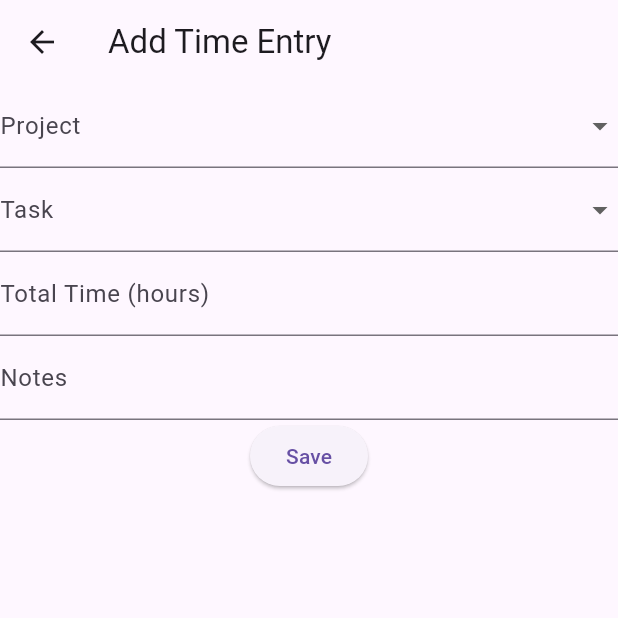
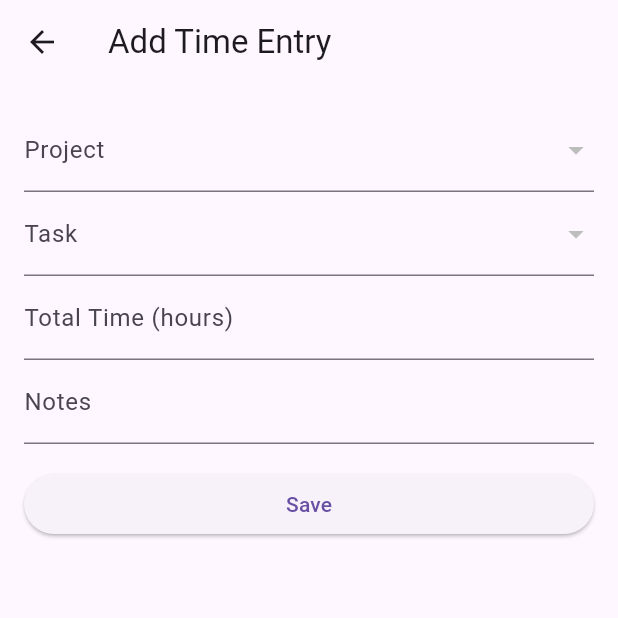
Before and after one commit to finesse-codes/time_tracker_app, a Flutter app: the AddTimeEntryScreen screen opened directly, on a phone screen of 412 x 824 dp, the top half of it. Run offline on Flutter 3.47's test engine with Material 3 defaults, Android fonts, the phone set to English and light mode, and no system bars; our stand-ins replace localstorage.

```diff
--- a/lib/provider/time_entry_provider.dart
+++ b/lib/provider/time_entry_provider.dart
@@ -3,15 +3,33 @@ import 'package:flutter/material.dart';
 import 'package:time_tracker/models/time_model.dart';
 import 'package:localstorage/localstorage.dart';
 
+enum TimeEntrySort { date, project }
+
 class TimeEntryProvider with ChangeNotifier {
   final LocalStorage storage;
+
   List<TimeEntry> _entries = [];
+  TimeEntrySort _sortBy = TimeEntrySort.date;
 
   TimeEntryProvider({required this.storage}) {
     _loadEntriesFromStorage();
   }
 
-  List<TimeEntry> get entries => _entries;
+  List<TimeEntry> get entries {
+    final sorted = [..._entries]; // make a copy so we don't mutate
+    if (_sortBy == TimeEntrySort.date) {
+      sorted.sort((a, b) => b.date.compareTo(a.date)); // newest first
+    } else if (_sortBy == TimeEntrySort.project) {
+      sorted.sort((a, b) => a.projectId.compareTo(b.projectId));
+    }
+    return sorted;
+  }
+
+  TimeEntrySort get sortBy => _sortBy;
+  void setSortBy(TimeEntrySort sort) {
+    _sortBy = sort;
+    notifyListeners();
+  }
 
   void _loadEntriesFromStorage() async {
     try {
--- a/lib/screens/add_time_entry_screen.dart
+++ b/lib/screens/add_time_entry_screen.dart
@@ -2,105 +2,129 @@ import 'package:flutter/material.dart';
 import 'package:provider/provider.dart';
 import '../models/time_model.dart';
 import '../provider/time_entry_provider.dart';
+import '../provider/project_task_provider.dart';
 
 class AddTimeEntryScreen extends StatefulWidget {
   const AddTimeEntryScreen({super.key});
+
   @override
   State<AddTimeEntryScreen> createState() => _AddTimeEntryScreenState();
 }
 
 class _AddTimeEntryScreenState extends State<AddTimeEntryScreen> {
   final _formKey = GlobalKey<FormState>();
-  String? projectId; // allow null
-  String? taskId; // allow null
+  String? projectId;
+  String? taskId;
   double totalTime = 0.0;
-  DateTime date = DateTime.now();
   String notes = '';
 
   @override
   Widget build(BuildContext context) {
+    final projectProvider = Provider.of<ProjectTaskProvider>(context);
+
     return Scaffold(
       appBar: AppBar(title: const Text('Add Time Entry')),
-
       body: Form(
         key: _formKey,
-        child: Column(
-          children: <Widget>[
+        child: ListView(
+          padding: const EdgeInsets.all(16),
+          children: [
+            // Project dropdown
             DropdownButtonFormField<String>(
-              initialValue: projectId,
-              items: <String>['project 1', 'project 2', 'project 3']
+              value: projectId,
+              items: projectProvider.projects
                   .map(
-                    (option) =>
-                        DropdownMenuItem(value: option, child: Text(option)),
+                    (project) => DropdownMenuItem(
+                      value: project.id,
+                      child: Text(project.name),
+                    ),
                   )
                   .toList(),
-              onChanged: (String? newValue) {
+              onChanged: (value) {
                 setState(() {
-                  projectId = newValue!;
+                  projectId = value;
+                  taskId = null; // reset when project changes
                 });
               },
-              decoration: InputDecoration(labelText: 'Project'),
+              decoration: const InputDecoration(labelText: 'Project'),
+              validator: (value) =>
+                  value == null ? 'Please select a project' : null,
             ),
+
+            // Task dropdown (filtered by selected project)
             DropdownButtonFormField<String>(
-              initialValue: taskId,
-              items: <String>['task 1', 'task 2', 'task 3']
+              value: taskId,
+              items: projectId == null
+                  ? []
+                  : projectProvider.tasks
+                        .where((task) => task.projectId == projectId)
                         .map(
-                    (option) =>
-                        DropdownMenuItem(value: option, child: Text(option)),
+                          (task) => DropdownMenuItem(
+                            value: task.id,
+                            child: Text(task.name),
+                          ),
                         )
                         .toList(),
-              onChanged: (String? newValue) {
+              onChanged: (value) {
                 setState(() {
-                  taskId = newValue!;
+                  taskId = value;
                 });
               },
-              decoration: InputDecoration(labelText: 'Task'),
+              decoration: const InputDecoration(labelText: 'Task'),
+              validator: (value) =>
+                  value == null ? 'Please select a task' : null,
             ),
+
+            // Time
             TextFormField(
-              decoration: InputDecoration(labelText: 'Total Time (hours)'),
-              keyboardType: TextInputType.numberWithOptions(decimal: true),
+              decoration: const InputDecoration(
+                labelText: 'Total Time (hours)',
+              ),
+              keyboardType: const TextInputType.numberWithOptions(
+                decimal: true,
+              ),
               validator: (value) {
                 if (value == null || value.isEmpty) {
-                  return 'Please enter total time';
+                  return 'Enter time spent';
                 }
                 if (double.tryParse(value) == null) {
-                  return 'Please enter a valid number';
+                  return 'Enter a valid number';
                 }
                 return null;
               },
               onSaved: (value) => totalTime = double.parse(value!),
             ),
+
+            // Notes
             TextFormField(
-              decoration: InputDecoration(labelText: 'Notes'),
-              validator: (value) {
-                if (value == null || value.isEmpty) {
-                  return 'Please enter some notes';
-                }
-                return null;
-              },
-              onSaved: (value) => notes = value!,
+              decoration: const InputDecoration(labelText: 'Notes'),
+              onSaved: (value) => notes = value ?? '',
             ),
+
+            const SizedBox(height: 16),
             ElevatedButton(
               onPressed: () {
                 if (_formKey.currentState!.validate()) {
                   _formKey.currentState!.save();
-                }
+
                   Provider.of<TimeEntryProvider>(
                     context,
                     listen: false,
                   ).addTimeEntry(
                     TimeEntry(
-                    id: DateTime.now().toString(), // simple ID generation
-                    projectId: projectId ?? 'Unknonw project',
-                    taskId: taskId ?? 'unknown task',
+                      id: DateTime.now().toIso8601String(),
+                      projectId: projectId!,
+                      taskId: taskId!,
                       totalTime: totalTime,
-                    date: date,
+                      date: DateTime.now(),
                       notes: notes,
                     ),
                   );
+
                   Navigator.pop(context);
+                }
               },
-              child: Text('Save'),
+              child: const Text('Save'),
             ),
           ],
         ),
--- a/pubspec.yaml
+++ b/pubspec.yaml
@@ -2,7 +2,7 @@ name: time_tracker
 description: "A new Flutter project."
 # The following line prevents the package from being accidentally published to
 # pub.dev using `flutter pub publish`. This is preferred for private packages.
-publish_to: 'none' # Remove this line if you wish to publish to pub.dev
+publish_to: "none" # Remove this line if you wish to publish to pub.dev
 
 # The following defines the version and build number for your application.
 # A version number is three numbers separated by dots, like 1.2.43
@@ -55,7 +55,6 @@ dev_dependencies:
 
 # The following section is specific to Flutter packages.
 flutter:
-
   # The following line ensures that the Material Icons font is
   # included with your application, so that you can use the icons in
   # the material Icons class.
```
Also changed, not shown: lib/models/task_model.dart (+10 -1 lines), lib/provider/project_task_provider.dart (+37 -0 lines), lib/screens/project_detail_screen.dart (added, +120 -0 lines), lib/screens/project_task_management_screen.dart (+26 -5 lines), lib/screens/time_entry_screen.dart (+65 -6 lines). Lines whose indentation alone changed are shown as unchanged.
